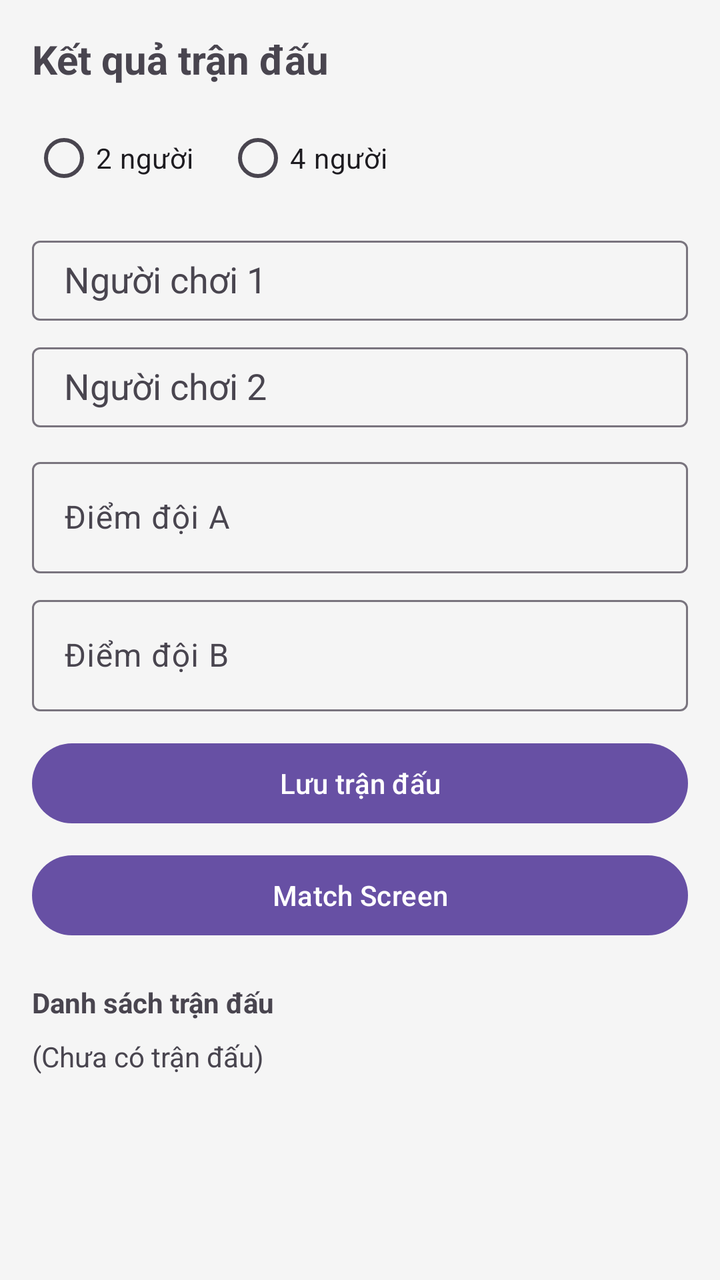
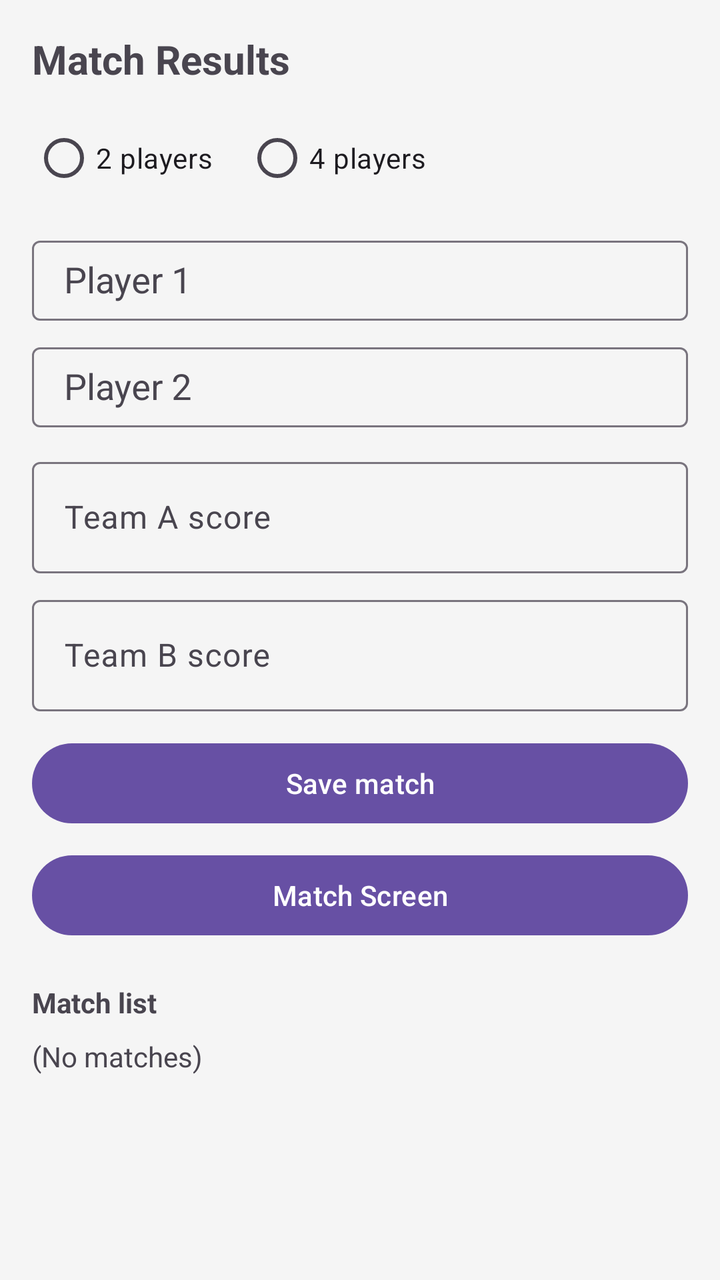

An Android layout rendered at two revisions. The XML below is the earlier revision; the diff shows what the commit changed to produce the second picture.
<!-- AndroidManifest.xml: application theme Theme.Pickleball -->
<!-- res/layout/activity_match.xml -->
<?xml version="1.0" encoding="utf-8"?>
<androidx.constraintlayout.widget.ConstraintLayout xmlns:android="http://schemas.android.com/apk/res/android"
    xmlns:app="http://schemas.android.com/apk/res-auto"
    android:layout_width="match_parent"
    android:layout_height="match_parent"
    android:background="#F5F5F5">

    <TextView
        android:id="@+id/matchTitle"
        android:layout_width="0dp"
        android:layout_height="wrap_content"
        android:layout_marginHorizontal="16dp"
        android:layout_marginTop="16dp"
        android:text="Kết quả trận đấu"
        android:textSize="20sp"
        android:textStyle="bold"
        app:layout_constraintEnd_toEndOf="parent"
        app:layout_constraintStart_toStartOf="parent"
        app:layout_constraintTop_toTopOf="parent"/>

    <RadioGroup
        android:id="@+id/matchTypeGroup"
        android:layout_width="0dp"
        android:layout_height="wrap_content"
        android:layout_marginHorizontal="16dp"
        android:layout_marginTop="12dp"
        android:orientation="horizontal"
        app:layout_constraintEnd_toEndOf="parent"
        app:layout_constraintStart_toStartOf="parent"
        app:layout_constraintTop_toBottomOf="@id/matchTitle">

        <RadioButton
            android:id="@+id/matchTypeTwo"
            android:layout_width="wrap_content"
            android:layout_height="wrap_content"
            android:text="2 người"/>

        <RadioButton
            android:id="@+id/matchTypeFour"
            android:layout_width="wrap_content"
            android:layout_height="wrap_content"
            android:layout_marginStart="16dp"
            android:text="4 người"/>
    </RadioGroup>

    <com.google.android.material.textfield.TextInputLayout
        android:id="@+id/player1Layout"
        android:layout_width="0dp"
        android:layout_height="wrap_content"
        android:layout_marginHorizontal="16dp"
        android:layout_marginTop="12dp"
        android:hint="Người chơi 1"
        app:layout_constraintEnd_toEndOf="parent"
        app:layout_constraintStart_toStartOf="parent"
        app:layout_constraintTop_toBottomOf="@id/matchTypeGroup">

        <AutoCompleteTextView
            android:id="@+id/player1Input"
            android:layout_width="match_parent"
            android:layout_height="40dp"
            android:inputType="textPersonName"
            android:paddingHorizontal="16dp"/>
    </com.google.android.material.textfield.TextInputLayout>

    <com.google.android.material.textfield.TextInputLayout
        android:id="@+id/player2Layout"
        android:layout_width="0dp"
        android:layout_height="wrap_content"
        android:layout_marginHorizontal="16dp"
        android:layout_marginTop="8dp"
        android:hint="Người chơi 2"
        app:layout_constraintEnd_toEndOf="parent"
        app:layout_constraintStart_toStartOf="parent"
        app:layout_constraintTop_toBottomOf="@id/player1Layout">

        <AutoCompleteTextView
            android:id="@+id/player2Input"
            android:layout_width="match_parent"
            android:layout_height="40dp"
            android:inputType="textPersonName"
            android:paddingHorizontal="16dp"/>
    </com.google.android.material.textfield.TextInputLayout>

    <com.google.android.material.textfield.TextInputLayout
        android:id="@+id/player3Layout"
        android:layout_width="0dp"
        android:layout_height="wrap_content"
        android:layout_marginHorizontal="16dp"
        android:layout_marginTop="8dp"
        android:hint="Người chơi 3"
        android:visibility="gone"
        app:layout_constraintEnd_toEndOf="parent"
        app:layout_constraintStart_toStartOf="parent"
        app:layout_constraintTop_toBottomOf="@id/player2Layout">

        <AutoCompleteTextView
            android:id="@+id/player3Input"
            android:layout_width="match_parent"
            android:layout_height="40dp"
            android:inputType="textPersonName"
            android:paddingHorizontal="16dp"/>
    </com.google.android.material.textfield.TextInputLayout>

    <com.google.android.material.textfield.TextInputLayout
        android:id="@+id/player4Layout"
        android:layout_width="0dp"
        android:layout_height="wrap_content"
        android:layout_marginHorizontal="16dp"
        android:layout_marginTop="8dp"
        android:hint="Người chơi 4"
        android:visibility="gone"
        app:layout_constraintEnd_toEndOf="parent"
        app:layout_constraintStart_toStartOf="parent"
        app:layout_constraintTop_toBottomOf="@id/player3Layout">

        <AutoCompleteTextView
            android:id="@+id/player4Input"
            android:layout_width="match_parent"
            android:layout_height="40dp"
            android:inputType="textPersonName"
            android:paddingHorizontal="16dp"/>
    </com.google.android.material.textfield.TextInputLayout>

    <com.google.android.material.textfield.TextInputLayout
        android:id="@+id/scoreTeamALayout"
        android:layout_width="0dp"
        android:layout_height="wrap_content"
        android:layout_marginHorizontal="16dp"
        android:layout_marginTop="12dp"
        android:hint="Điểm đội A"
        app:layout_constraintEnd_toEndOf="parent"
        app:layout_constraintStart_toStartOf="parent"
        app:layout_constraintTop_toBottomOf="@id/player4Layout">

        <com.google.android.material.textfield.TextInputEditText
            android:id="@+id/scoreTeamA"
            android:layout_width="match_parent"
            android:layout_height="wrap_content"
            android:inputType="number"/>
    </com.google.android.material.textfield.TextInputLayout>

    <com.google.android.material.textfield.TextInputLayout
        android:id="@+id/scoreTeamBLayout"
        android:layout_width="0dp"
        android:layout_height="wrap_content"
        android:layout_marginHorizontal="16dp"
        android:layout_marginTop="8dp"
        android:hint="Điểm đội B"
        app:layout_constraintEnd_toEndOf="parent"
        app:layout_constraintStart_toStartOf="parent"
        app:layout_constraintTop_toBottomOf="@id/scoreTeamALayout">

        <com.google.android.material.textfield.TextInputEditText
            android:id="@+id/scoreTeamB"
            android:layout_width="match_parent"
            android:layout_height="wrap_content"
            android:inputType="number"/>
    </com.google.android.material.textfield.TextInputLayout>

    <Button
        android:id="@+id/saveMatchButton"
        android:layout_width="0dp"
        android:layout_height="wrap_content"
        android:layout_marginHorizontal="16dp"
        android:layout_marginTop="12dp"
        android:text="Lưu trận đấu"
        app:layout_constraintEnd_toEndOf="parent"
        app:layout_constraintStart_toStartOf="parent"
        app:layout_constraintTop_toBottomOf="@id/scoreTeamBLayout"/>

    <Button
        android:id="@+id/openMatchButton"
        android:layout_width="0dp"
        android:layout_height="wrap_content"
        android:layout_marginHorizontal="16dp"
        android:layout_marginTop="8dp"
        android:text="@string/action_match_screen"
        app:layout_constraintEnd_toEndOf="parent"
        app:layout_constraintStart_toStartOf="parent"
        app:layout_constraintTop_toBottomOf="@id/saveMatchButton"/>

    <TextView
        android:id="@+id/matchListTitle"
        android:layout_width="0dp"
        android:layout_height="wrap_content"
        android:layout_marginHorizontal="16dp"
        android:layout_marginTop="20dp"
        android:text="Danh sách trận đấu"
        android:textStyle="bold"
        app:layout_constraintEnd_toEndOf="parent"
        app:layout_constraintStart_toStartOf="parent"
        app:layout_constraintTop_toBottomOf="@id/openMatchButton"/>

    <TextView
        android:id="@+id/matchList"
        android:layout_width="0dp"
        android:layout_height="0dp"
        android:layout_marginHorizontal="16dp"
        android:layout_marginTop="8dp"
        android:text="(Chưa có trận đấu)"
        app:layout_constraintBottom_toBottomOf="parent"
        app:layout_constraintEnd_toEndOf="parent"
        app:layout_constraintStart_toStartOf="parent"
        app:layout_constraintTop_toBottomOf="@id/matchListTitle"/>
</androidx.constraintlayout.widget.ConstraintLayout>
<!-- resources referenced by this layout -->
<resources>
  <string name="action_match_screen">Match Screen</string>
  <style name="Theme.Pickleball" parent="Base.Theme.Pickleball" />
  <style name="Base.Theme.Pickleball" parent="Theme.Material3.DayNight.NoActionBar">
          
          
      </style>
</resources>

<!-- the commit's change to res/layout/activity_match.xml (unified diff, before → after) -->
@@ -1,4 +1,4 @@
-<?xml version="1.0" encoding="utf-8"?>
+﻿<?xml version="1.0" encoding="utf-8"?>
 <androidx.constraintlayout.widget.ConstraintLayout xmlns:android="http://schemas.android.com/apk/res/android"
     xmlns:app="http://schemas.android.com/apk/res-auto"
     android:layout_width="match_parent"
@@ -11,7 +11,7 @@
         android:layout_height="wrap_content"
         android:layout_marginHorizontal="16dp"
         android:layout_marginTop="16dp"
-        android:text="Kết quả trận đấu"
+        android:text="@string/title_match_results"
         android:textSize="20sp"
         android:textStyle="bold"
         app:layout_constraintEnd_toEndOf="parent"
@@ -33,14 +33,14 @@
             android:id="@+id/matchTypeTwo"
             android:layout_width="wrap_content"
             android:layout_height="wrap_content"
-            android:text="2 người"/>
+            android:text="@string/match_type_two_players"/>
 
         <RadioButton
             android:id="@+id/matchTypeFour"
             android:layout_width="wrap_content"
             android:layout_height="wrap_content"
             android:layout_marginStart="16dp"
-            android:text="4 người"/>
+            android:text="@string/match_type_four_players"/>
     </RadioGroup>
 
     <com.google.android.material.textfield.TextInputLayout
@@ -49,7 +49,7 @@
         android:layout_height="wrap_content"
         android:layout_marginHorizontal="16dp"
         android:layout_marginTop="12dp"
-        android:hint="Người chơi 1"
+        android:hint="@string/hint_player_1"
         app:layout_constraintEnd_toEndOf="parent"
         app:layout_constraintStart_toStartOf="parent"
         app:layout_constraintTop_toBottomOf="@id/matchTypeGroup">
@@ -68,7 +68,7 @@
         android:layout_height="wrap_content"
         android:layout_marginHorizontal="16dp"
         android:layout_marginTop="8dp"
-        android:hint="Người chơi 2"
+        android:hint="@string/hint_player_2"
         app:layout_constraintEnd_toEndOf="parent"
         app:layout_constraintStart_toStartOf="parent"
         app:layout_constraintTop_toBottomOf="@id/player1Layout">
@@ -87,7 +87,7 @@
         android:layout_height="wrap_content"
         android:layout_marginHorizontal="16dp"
         android:layout_marginTop="8dp"
-        android:hint="Người chơi 3"
+        android:hint="@string/hint_player_3"
         android:visibility="gone"
         app:layout_constraintEnd_toEndOf="parent"
         app:layout_constraintStart_toStartOf="parent"
@@ -107,7 +107,7 @@
         android:layout_height="wrap_content"
         android:layout_marginHorizontal="16dp"
         android:layout_marginTop="8dp"
-        android:hint="Người chơi 4"
+        android:hint="@string/hint_player_4"
         android:visibility="gone"
         app:layout_constraintEnd_toEndOf="parent"
         app:layout_constraintStart_toStartOf="parent"
@@ -127,7 +127,7 @@
         android:layout_height="wrap_content"
         android:layout_marginHorizontal="16dp"
         android:layout_marginTop="12dp"
-        android:hint="Điểm đội A"
+        android:hint="@string/hint_team_a_score"
         app:layout_constraintEnd_toEndOf="parent"
         app:layout_constraintStart_toStartOf="parent"
         app:layout_constraintTop_toBottomOf="@id/player4Layout">
@@ -145,7 +145,7 @@
         android:layout_height="wrap_content"
         android:layout_marginHorizontal="16dp"
         android:layout_marginTop="8dp"
-        android:hint="Điểm đội B"
+        android:hint="@string/hint_team_b_score"
         app:layout_constraintEnd_toEndOf="parent"
         app:layout_constraintStart_toStartOf="parent"
         app:layout_constraintTop_toBottomOf="@id/scoreTeamALayout">
@@ -163,7 +163,7 @@
         android:layout_height="wrap_content"
         android:layout_marginHorizontal="16dp"
         android:layout_marginTop="12dp"
-        android:text="Lưu trận đấu"
+        android:text="@string/action_save_match"
         app:layout_constraintEnd_toEndOf="parent"
         app:layout_constraintStart_toStartOf="parent"
         app:layout_constraintTop_toBottomOf="@id/scoreTeamBLayout"/>
@@ -185,7 +185,7 @@
         android:layout_height="wrap_content"
         android:layout_marginHorizontal="16dp"
         android:layout_marginTop="20dp"
-        android:text="Danh sách trận đấu"
+        android:text="@string/label_match_list"
         android:textStyle="bold"
         app:layout_constraintEnd_toEndOf="parent"
         app:layout_constraintStart_toStartOf="parent"
@@ -197,7 +197,7 @@
         android:layout_height="0dp"
         android:layout_marginHorizontal="16dp"
         android:layout_marginTop="8dp"
-        android:text="(Chưa có trận đấu)"
+        android:text="@string/empty_matches"
         app:layout_constraintBottom_toBottomOf="parent"
         app:layout_constraintEnd_toEndOf="parent"
         app:layout_constraintStart_toStartOf="parent"
<!-- resource entries referenced after the edit -->
@@ -1,6 +1,18 @@
 <!-- resources referenced by this layout -->
 <resources>
   <string name="action_match_screen">Match Screen</string>
+  <string name="action_save_match">Save match</string>
+  <string name="empty_matches">(No matches)</string>
+  <string name="hint_player_1">Player 1</string>
+  <string name="hint_player_2">Player 2</string>
+  <string name="hint_player_3">Player 3</string>
+  <string name="hint_player_4">Player 4</string>
+  <string name="hint_team_a_score">Team A score</string>
+  <string name="hint_team_b_score">Team B score</string>
+  <string name="label_match_list">Match list</string>
+  <string name="match_type_four_players">4 players</string>
+  <string name="match_type_two_players">2 players</string>
+  <string name="title_match_results">Match Results</string>
   <style name="Theme.Pickleball" parent="Base.Theme.Pickleball" />
   <style name="Base.Theme.Pickleball" parent="Theme.Material3.DayNight.NoActionBar">
           
